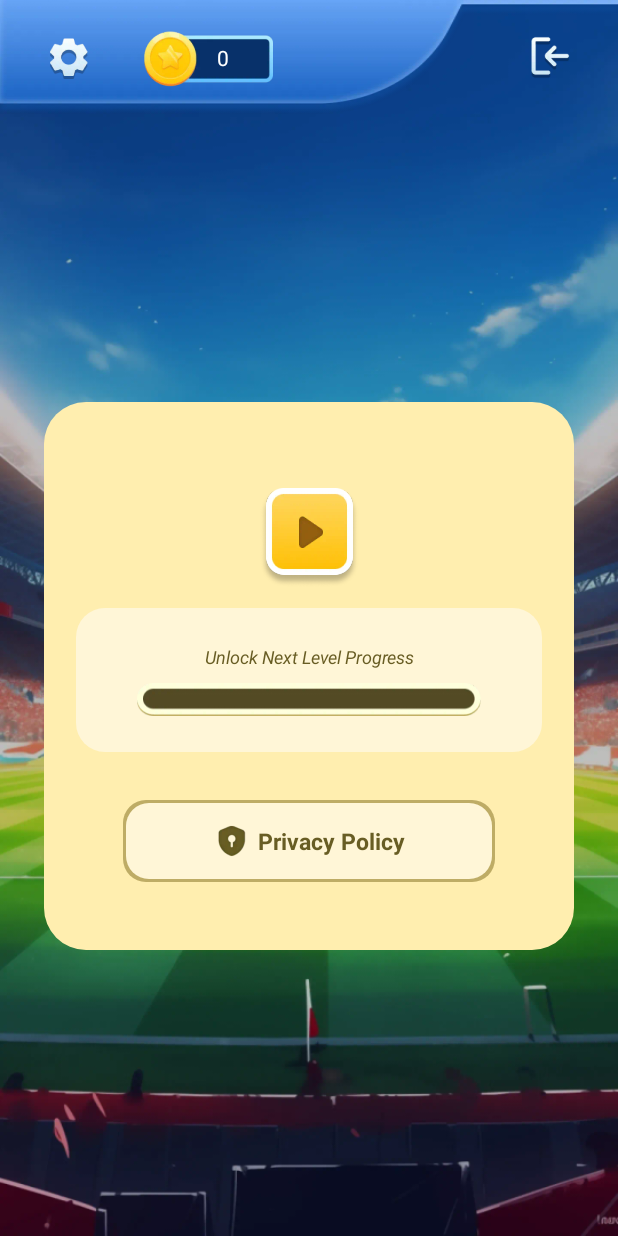
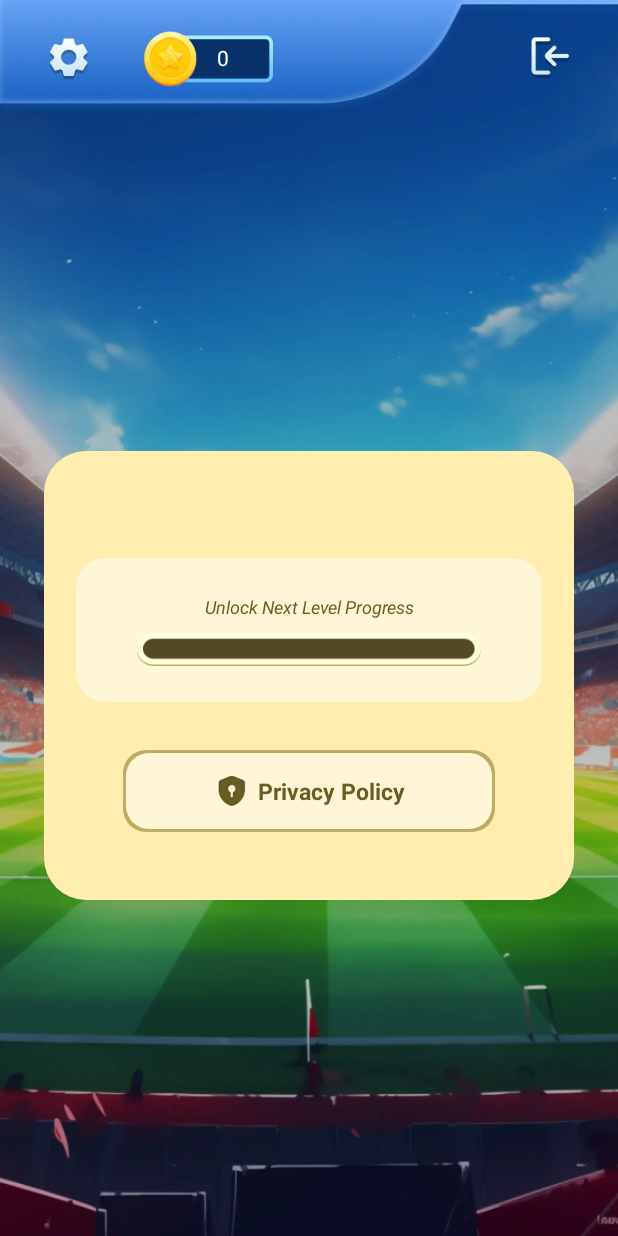
Before and after one commit to Vkas-hcn/FourthQA, an Android app: the SettingActivity screen opened directly, with no data from a screen before it, on a phone screen of 412 x 824 dp. Run offline under Robolectric (Android 15) with nearby library versions, the phone set to English and light mode, and no system bars; our stand-ins replace data binding.

Commit message:
fix: gone play or stop

```diff
--- a/app/src/main/res/layout/activity_main.xml
+++ b/app/src/main/res/layout/activity_main.xml
@@ -371,6 +371,7 @@
                     android:layout_width="wrap_content"
                     android:layout_height="wrap_content"
                     android:gravity="center"
+                    android:visibility="gone"
                     android:src="@drawable/icon_play"
                     app:layout_constraintEnd_toEndOf="parent"
                     app:layout_constraintStart_toStartOf="parent"
--- a/app/src/main/res/layout/activity_setting.xml
+++ b/app/src/main/res/layout/activity_setting.xml
@@ -83,6 +83,7 @@
                     android:layout_width="wrap_content"
                     android:layout_height="wrap_content"
                     android:gravity="center"
+                    android:visibility="gone"
                     android:src="@drawable/icon_play"
                     app:layout_constraintEnd_toEndOf="parent"
                     app:layout_constraintStart_toStartOf="parent"
```
Also changed, not shown: app/src/main/java/com/quen/ant/superkey/fourthqa/MainActivity.kt (+5 -5 lines).
